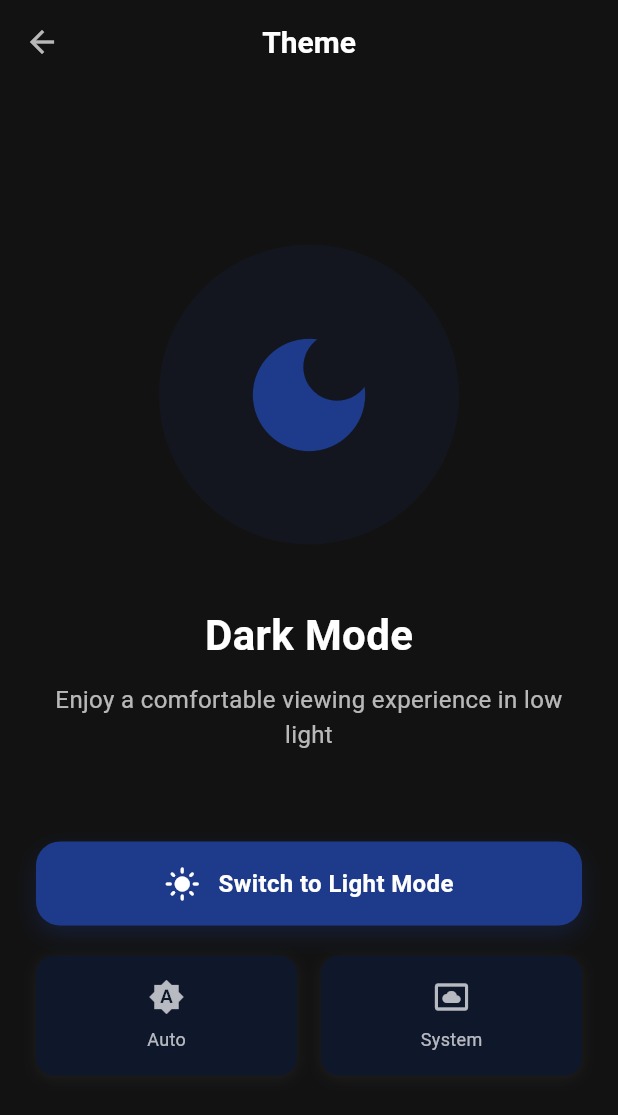
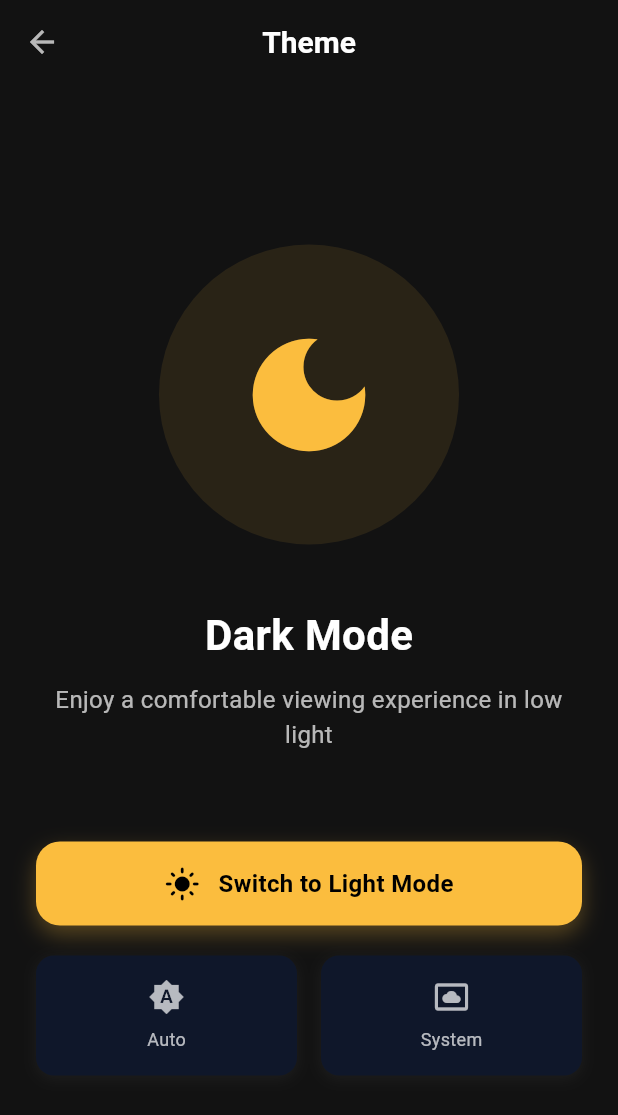
Before and after one commit to abenooo/ethio_saccos, a Flutter app: the ThemeSwitcherScreen screen opened directly, after a tap on an icon or button, on a phone screen of 412 x 824 dp. Shown: the top 1115 px of the screen. Run offline on Flutter 3.47's test engine with Material 3 defaults, Android fonts, the phone set to English and light mode, and no system bars; our stand-ins replace curved_navigation_bar, shared_preferences; accounts and stored records are empty.

Commit message:
Update the theam to yellow

```diff
--- a/lib/core/providers/theme_provider.dart
+++ b/lib/core/providers/theme_provider.dart
@@ -11,10 +11,10 @@ class ThemeProvider extends ChangeNotifier {
     notifyListeners();
   }
 
-  // Premium brand color palette
-  static const Color primaryBlue = Color(0xFF1E3A8A);      // Deep blue
-  static const Color secondaryTeal = Color(0xFF0F766E);     // Teal
-  static const Color accentGold = Color(0xFFD97706);        // Gold/amber
+  // Premium brand color palette - Updated with yellow primary
+  static const Color primaryYellow = Color(0xFFFBBD3E);     // Brand yellow (primary)
+  static const Color secondaryGold = Color(0xFFFFD700);     // Bright gold
+  static const Color accentOrange = Color(0xFFE6A82A);      // Darker yellow/orange
   static const Color successGreen = Color(0xFF059669);      // Emerald green
   static const Color warningOrange = Color(0xFFEA580C);     // Orange
   static const Color errorRed = Color(0xFFDC2626);          // Red
@@ -25,13 +25,13 @@ class ThemeProvider extends ChangeNotifier {
     if (_isDarkMode) {
       return ThemeData.dark().copyWith(
         scaffoldBackgroundColor: const Color(0xFF0F172A),
-        primaryColor: primaryBlue,
+        primaryColor: primaryYellow,
         colorScheme: ColorScheme.dark(
-          primary: primaryBlue,
-          secondary: secondaryTeal,
+          primary: primaryYellow,
+          secondary: secondaryGold,
           surface: const Color(0xFF0F172A),
-          onPrimary: Colors.white,
-          onSecondary: Colors.white70,
+          onPrimary: Colors.black,
+          onSecondary: Colors.black87,
           onSurface: Colors.white70,
         ),
         textTheme: ThemeData.dark().textTheme.copyWith(
@@ -45,12 +45,12 @@ class ThemeProvider extends ChangeNotifier {
             headerGradient: LinearGradient(
               begin: Alignment.topLeft,
               end: Alignment.bottomRight,
-              colors: [primaryBlue.withValues(alpha: 0.9), secondaryTeal.withValues(alpha: 0.7)],
+              colors: [secondaryGold, primaryYellow],
             ),
             cardGradient: LinearGradient(
               begin: Alignment.topLeft,
               end: Alignment.bottomRight,
-              colors: [primaryBlue, secondaryTeal],
+              colors: [primaryYellow, accentOrange],
             ),
           ),
           const AppPalette(
@@ -67,13 +67,13 @@ class ThemeProvider extends ChangeNotifier {
       );
     } else {
       return ThemeData.light().copyWith(
-        primaryColor: primaryBlue,
+        primaryColor: primaryYellow,
         colorScheme: ColorScheme.light(
-          primary: primaryBlue,
-          secondary: secondaryTeal,
+          primary: primaryYellow,
+          secondary: secondaryGold,
           surface: const Color(0xFFF8FAFC),
-          onPrimary: Colors.white,
-          onSecondary: Colors.white,
+          onPrimary: Colors.black,
+          onSecondary: Colors.black87,
           onSurface: const Color(0xFF1E293B),
         ),
         textTheme: ThemeData.light().textTheme.copyWith(
@@ -87,12 +87,12 @@ class ThemeProvider extends ChangeNotifier {
             headerGradient: LinearGradient(
               begin: Alignment.topLeft,
               end: Alignment.bottomRight,
-              colors: [primaryBlue, secondaryTeal],
+              colors: [secondaryGold, primaryYellow],
             ),
             cardGradient: LinearGradient(
               begin: Alignment.topLeft,
               end: Alignment.bottomRight,
-              colors: [primaryBlue, lightBlue],
+              colors: [primaryYellow, accentOrange],
             ),
           ),
           const AppPalette(
--- a/lib/core/widgets/card_carousel.dart
+++ b/lib/core/widgets/card_carousel.dart
@@ -117,30 +117,7 @@ class _CardCarouselState extends State<CardCarousel> {
     );
   }
 
-  // Cached gradients for better performance - Updated with awesome colors
-  static const _loanGradient = LinearGradient(
-    begin: Alignment.topLeft,
-    end: Alignment.bottomRight,
-    colors: [Color(0xFF2563EB), Color(0xFF1D4ED8)], // Royal blue gradient
-  );
-
-  static const _shareGradient = LinearGradient(
-    begin: Alignment.topLeft,
-    end: Alignment.bottomRight,
-    colors: [Color(0xFF7C3AED), Color(0xFF6D28D9)], // Violet purple gradient
-  );
-
-  static const _savingsGradient = LinearGradient(
-    begin: Alignment.topLeft,
-    end: Alignment.bottomRight,
-    colors: [Color(0xFF059669), Color(0xFF047857)], // Emerald green gradient
-  );
-
-  static const _defaultGradient = LinearGradient(
-    begin: Alignment.topLeft,
-    end: Alignment.bottomRight,
-    colors: [Color(0xFFEA580C), Color(0xFFDC2626)], // Orange red gradient
-  );
+  // Use theme-based gradients for consistency
 
   Widget _buildCard(CardData card, int cardIndex) {
     final isLoan = card.title.toLowerCase().contains('loan');
@@ -155,11 +132,9 @@ class _CardCarouselState extends State<CardCarousel> {
         ? (isLoan ? '- ${card.amount}' : card.amount)
         : '*********************';
 
-    // Select cached gradient for performance
-    final Gradient cardGradient = isLoan ? _loanGradient
-        : isShare ? _shareGradient
-        : isSavings ? _savingsGradient
-        : _defaultGradient;
+    // Use theme gradient for all cards
+    final gradients = Theme.of(context).extension<AppGradients>()!;
+    final Gradient cardGradient = gradients.cardGradient;
 
     return Container(
       margin: const EdgeInsets.symmetric(horizontal: 4),
--- a/lib/features/home/screens/home_screen.dart
+++ b/lib/features/home/screens/home_screen.dart
@@ -39,14 +39,14 @@ class HomeScreen extends StatelessWidget {
                 children: [
                   Container(
                     decoration: BoxDecoration(
-                      color: Colors.white.withValues(alpha: 0.2),
+                      color: Colors.black.withValues(alpha: 0.15),
                       borderRadius: BorderRadius.circular(12),
                     ),
                     child: Builder(
                       builder: (context) => IconButton(
                         icon: const Icon(
                           Icons.menu_rounded,
-                          color: Colors.white,
+                          color: Colors.black,
                           size: 24,
                         ),
                         onPressed: () {
@@ -66,7 +66,7 @@ class HomeScreen extends StatelessWidget {
                           const Text(
                             'Welcome back,',
                             style: TextStyle(
-                              color: Colors.white,
+                              color: Colors.black87,
                               fontSize: 12,
                               fontWeight: FontWeight.w400,
                             ),
@@ -75,7 +75,7 @@ class HomeScreen extends StatelessWidget {
                           const Text(
                             'Abenezer Kifle',
                             style: TextStyle(
-                              color: Colors.white,
+                              color: Colors.black,
                               fontSize: 16,
                               fontWeight: FontWeight.w600,
                             ),
@@ -87,13 +87,13 @@ class HomeScreen extends StatelessWidget {
                   const SizedBox(width: 20),
                   Container(
                     decoration: BoxDecoration(
-                      color: Colors.white.withValues(alpha: 0.2),
+                      color: Colors.black.withValues(alpha: 0.15),
                       borderRadius: BorderRadius.circular(12),
                     ),
                     child: IconButton(
                       icon: Icon(
                         isDark ? Icons.light_mode : Icons.dark_mode,
-                        color: Colors.white,
+                        color: Colors.black,
                         size: 24,
                       ),
                       onPressed: () {
@@ -105,15 +105,8 @@ class HomeScreen extends StatelessWidget {
               ),
             ),
             flexibleSpace: Container(
-              decoration: const BoxDecoration(
-                gradient: LinearGradient(
-                  begin: Alignment.topLeft,
-                  end: Alignment.bottomRight,
-                  colors: [
-                    Color(0xFF10B981), // Emerald green
-                    Color(0xFF059669), // Darker emerald
-                  ],
-                ),
+              decoration: BoxDecoration(
+                gradient: gradients.headerGradient,
               ),
             ),
           ),
@@ -122,19 +115,12 @@ class HomeScreen extends StatelessWidget {
           SliverToBoxAdapter(
             child: Stack(
               children: [
-                // Green background with curved bottom
+                // Golden yellow background with curved bottom - Extended height
                 Container(
-                  height: 280,
-                  decoration: const BoxDecoration(
-                    gradient: LinearGradient(
-                      begin: Alignment.topLeft,
-                      end: Alignment.bottomRight,
-                      colors: [
-                        Color(0xFF10B981),
-                        Color(0xFF059669),
-                      ],
-                    ),
-                    borderRadius: BorderRadius.only(
+                  height: 350, // Increased from 280 to extend into quick actions area
+                  decoration: BoxDecoration(
+                    gradient: gradients.headerGradient,
+                    borderRadius: const BorderRadius.only(
                       bottomLeft: Radius.circular(30),
                       bottomRight: Radius.circular(30),
                     ),
@@ -320,10 +306,12 @@ class _ModernQuickActions extends StatelessWidget {
 
   @override
   Widget build(BuildContext context) {
+    final cs = Theme.of(context).colorScheme;
+
     return Container(
       padding: const EdgeInsets.all(16),
       decoration: BoxDecoration(
-        color: isDark ? const Color(0xFF1E293B) : Colors.white,
+        color: Colors.white, // Always white for the new design
         borderRadius: BorderRadius.circular(20),
         boxShadow: [
           BoxShadow(
@@ -352,7 +340,7 @@ class _ModernQuickActions extends StatelessWidget {
           Text(
             'Quick Actions',
             style: TextStyle(
-              color: isDark ? Colors.white : Colors.black,
+              color: Colors.black, // Always black text on white background
               fontSize: 14,
               fontWeight: FontWeight.w600,
             ),
@@ -364,7 +352,7 @@ class _ModernQuickActions extends StatelessWidget {
               _QuickActionButton(
                 icon: Icons.savings_rounded,
                 label: 'Saving\nDeposit',
-                backgroundColor: const Color(0xFF059669), // Emerald green
+                backgroundColor: cs.primary, // Use theme primary color
                 onTap: () {
                   NavigationService.navigateToSavings(context);
                 },
@@ -372,7 +360,7 @@ class _ModernQuickActions extends StatelessWidget {
               _QuickActionButton(
                 icon: Icons.account_balance_rounded,
                 label: 'Loan\nApply',
-                backgroundColor: const Color(0xFF2563EB), // Royal blue
+                backgroundColor: cs.primary, // Use theme primary color
                 onTap: () {
                   NavigationService.navigateToLoans(context);
                 },
@@ -380,7 +368,7 @@ class _ModernQuickActions extends StatelessWidget {
               _QuickActionButton(
                 icon: Icons.payment_rounded,
                 label: 'Pay\nBills',
-                backgroundColor: const Color(0xFF7C3AED), // Violet purple
+                backgroundColor: cs.primary, // Use theme primary color
                 onTap: () {
                   // TODO: Navigate to payment screen
                 },
@@ -388,7 +376,7 @@ class _ModernQuickActions extends StatelessWidget {
               _QuickActionButton(
                 icon: Icons.history_rounded,
                 label: 'View\nHistory',
-                backgroundColor: const Color(0xFFEA580C), // Orange red
+                backgroundColor: cs.primary, // Use theme primary color
                 onTap: () {
                   Navigator.of(context).push(
                     MaterialPageRoute(
@@ -451,7 +439,7 @@ class _QuickActionButton extends StatelessWidget {
             ),
             child: Icon(
               icon,
-              color: Colors.white,
+              color: Colors.black,
               size: 28,
             ),
           ),
@@ -461,7 +449,7 @@ class _QuickActionButton extends StatelessWidget {
               Text(
                 label.split('\n')[0], // First part (Saving, Loan, Pay, View)
                 style: TextStyle(
-                  color: isDark ? Colors.white : Colors.black,
+                  color: Colors.black, // Always black text on white background
                   fontSize: 14,
                   fontWeight: FontWeight.w600,
                 ),
@@ -469,7 +457,7 @@ class _QuickActionButton extends StatelessWidget {
               Text(
                 label.split('\n')[1], // Second part (Deposit, Apply, Bills, History)
                 style: TextStyle(
-                  color: (isDark ? Colors.white : Colors.black).withValues(alpha: 0.6),
+                  color: Colors.black.withValues(alpha: 0.6), // Faded black text
                   fontSize: 10,
                   fontWeight: FontWeight.w400,
                 ),
```
